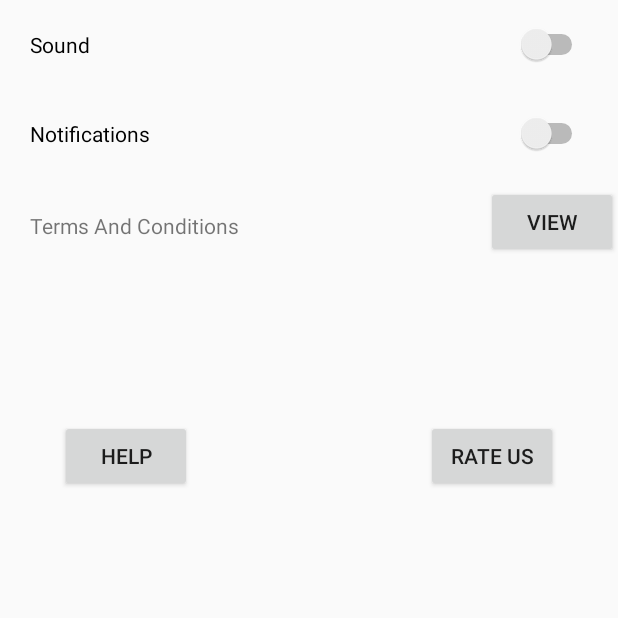
After one commit to Demesaikiran/PigDice, an Android app: the settings screen opened directly, with no data from a screen before it, on a phone screen of 412 x 824 dp, the top half of it. The commit adds this screen. Run offline under Robolectric (Android 15) with nearby library versions, the phone set to English and light mode, and no system bars; Roboto replaces fonts that are not available here.

Commit message:
settings

```diff
--- a/app/src/main/AndroidManifest.xml
+++ b/app/src/main/AndroidManifest.xml
@@ -1,6 +1,6 @@
 <?xml version="1.0" encoding="utf-8"?>
 <manifest xmlns:android="http://schemas.android.com/apk/res/android"
-    package="com.example.pigdice">
+    package="com.example.pigdice" >
 
     <application
         android:allowBackup="true"
@@ -8,9 +8,11 @@
         android:label="@string/app_name"
         android:roundIcon="@mipmap/ic_launcher_round"
         android:supportsRtl="true"
-        android:theme="@style/AppTheme">
-        <activity android:name=".Welcome"></activity>
-        <activity android:name=".MainActivity">
+        android:theme="@style/AppTheme" >
+        <activity android:name=".settings" >
+        </activity>
+        <activity android:name=".Welcome" />
+        <activity android:name=".MainActivity" >
             <intent-filter>
                 <action android:name="android.intent.action.MAIN" />
 
--- /dev/null
+++ b/app/src/main/java/com/example/pigdice/settings.java
@@ -0,0 +1,13 @@
+package com.example.pigdice;
+
+import androidx.appcompat.app.AppCompatActivity;
+import android.os.Bundle;
+
+public class settings extends AppCompatActivity {
+
+    @Override
+    protected void onCreate(Bundle savedInstanceState) {
+        super.onCreate(savedInstanceState);
+        setContentView(R.layout.activity_settings);
+    }
+}
--- /dev/null
+++ b/app/src/main/res/layout/activity_settings.xml
@@ -0,0 +1,61 @@
+<?xml version="1.0" encoding="utf-8"?>
+<LinearLayout
+    xmlns:android="http://schemas.android.com/apk/res/android"
+    xmlns:tools="http://schemas.android.com/tools"
+    xmlns:app="http://schemas.android.com/apk/res-auto"
+    android:layout_width="match_parent"
+    android:layout_height="match_parent"
+    tools:context=".settings"
+    android:orientation="vertical">
+    <Switch
+        android:id="@+id/switch2"
+        android:layout_width="match_parent"
+        android:layout_height="wrap_content"
+        android:padding="20sp"
+        android:text="@string/Sound" />
+
+    <Switch
+        android:id="@+id/switch5"
+        android:layout_width="match_parent"
+        android:layout_height="wrap_content"
+        android:text="@string/notifications"
+        android:padding="20sp"/>
+    <RelativeLayout
+        android:layout_width="match_parent"
+        android:layout_height="wrap_content">
+        <TextView
+            android:id="@+id/text"
+            android:layout_width="wrap_content"
+            android:layout_height="wrap_content"
+            android:text="@string/terms_and_conditions"
+            android:padding="20sp"
+            android:layout_marginTop="2sp"/>
+        <Button
+            android:id="@+id/view"
+            android:layout_alignParentEnd="true"
+            android:layout_width="wrap_content"
+            android:layout_height="wrap_content"
+            android:text="@string/view"
+            android:layout_marginTop="5sp"/>
+    </RelativeLayout>
+    <RelativeLayout
+        android:layout_width="wrap_content"
+        android:layout_height="wrap_content">
+        <Button
+            android:id="@+id/help"
+            android:layout_width="wrap_content"
+            android:layout_height="wrap_content"
+            android:text="@string/help"
+            android:layout_marginTop="100sp"
+            android:layout_marginStart="40sp" />
+        <Button
+            android:id="@+id/rate"
+            android:layout_width="wrap_content"
+            android:layout_height="wrap_content"
+            android:text="@string/rate_us"
+            android:layout_alignParentEnd="true"
+            android:layout_marginTop="100sp"
+            android:layout_marginEnd="40sp"/>
+    </RelativeLayout>
+
+</LinearLayout>
--- a/app/src/main/res/values/strings.xml
+++ b/app/src/main/res/values/strings.xml
@@ -1,4 +1,9 @@
 <resources>
     <string name="app_name">PigDice</string>
-    <string name="pig_dice">Pig Dice</string>
+    <string name="terms_and_conditions">Terms And Conditions</string>
+    <string name="view">View</string>
+    <string name="help">Help</string>
+    <string name="rate_us">Rate Us</string>
+    <string name="notifications">Notifications</string>
+    <string name="Sound">Sound</string>
 </resources>
```
